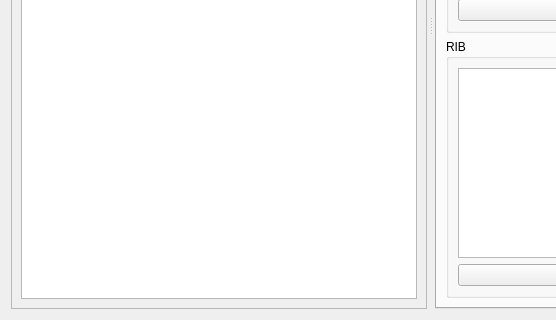
Old version of the form ArgsExplorer/ui/form.ui in the repository NCCA/Renderman; both pictures show x 0 to 556 and y 271 to 591 of the 901 by 591 pixel window.
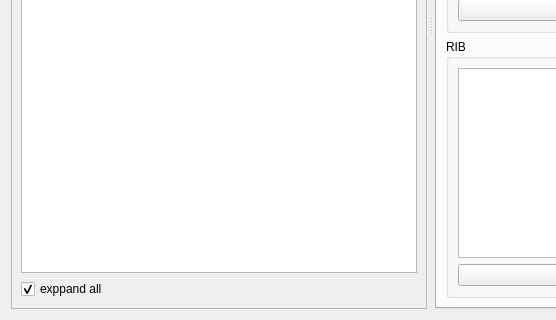
New version of the form.

Commit message: some UI tidy ups

```diff
--- a/ArgsExplorer/ui/form.ui
+++ b/ArgsExplorer/ui/form.ui
@@ -14,7 +14,7 @@
    <string>Form</string>
   </property>
   <layout class="QGridLayout" name="gridLayout_2">
-   <item row="0" column="0">
+   <item row="0" column="1">
     <widget class="QSplitter" name="main_splitter">
      <property name="orientation">
       <enum>Qt::Horizontal</enum>
@@ -33,6 +33,16 @@
        <item>
         <widget class="QTreeView" name="args_tree_view"/>
        </item>
+       <item>
+        <widget class="QCheckBox" name="expand_all">
+         <property name="text">
+          <string>exppand all</string>
+         </property>
+         <property name="checked">
+          <bool>true</bool>
+         </property>
+        </widget>
+       </item>
       </layout>
      </widget>
      <widget class="QTabWidget" name="detail_tab">
```
The commit also changes 1 other file.
